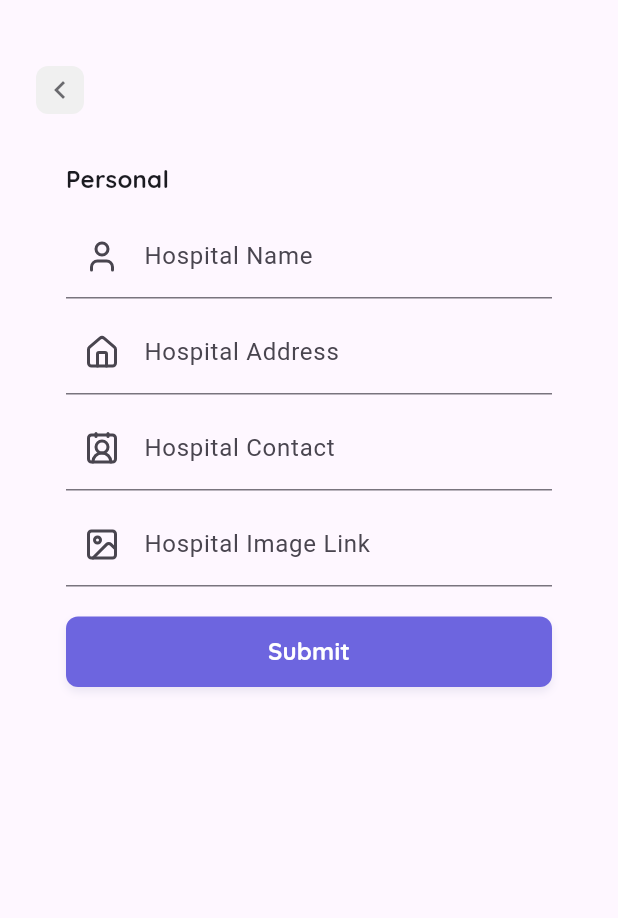
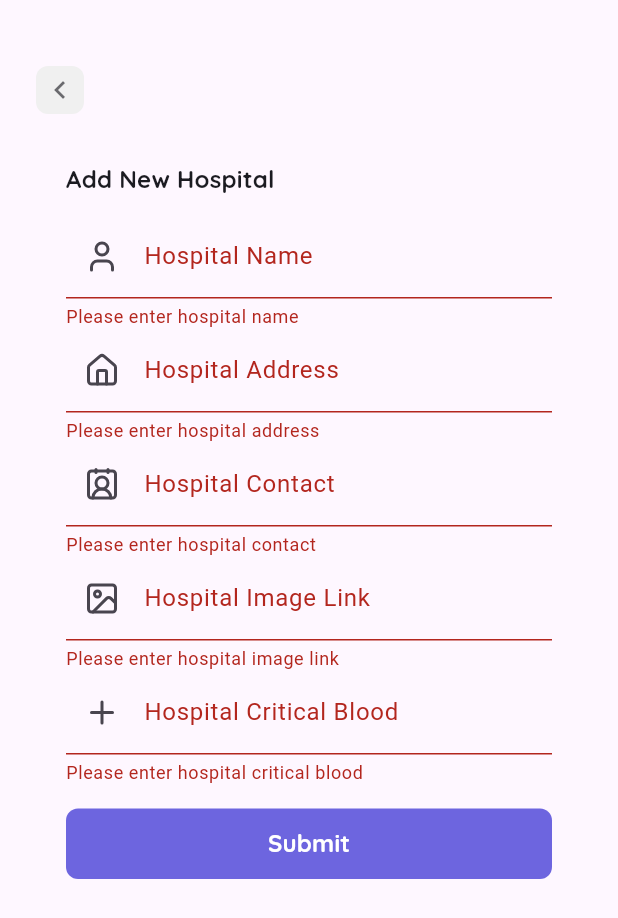
Before and after one commit to syhrulhkim/blood_donation, a Flutter app: the HospitalAdd screen opened directly, after a tap on "Submit", on a phone screen of 412 x 824 dp. Shown: the top 918 px of the screen. Run offline on Flutter 3.47's test engine with Material 3 defaults, Android fonts, the phone set to English and light mode, and no system bars; our stand-ins replace cloud_firestore, firebase_core, google_fonts, lucide_icons, shared_preferences; accounts and stored records are empty.

Commit message:
add : add new hospital function

```diff
--- /dev/null
+++ b/lib/api/hospital_api.dart
@@ -0,0 +1,49 @@
+import 'dart:convert';
+import 'package:blood_donation/models/hospital.dart';
+import 'package:cloud_firestore/cloud_firestore.dart';
+
+class HospitalAPI {
+  final _db = FirebaseFirestore.instance;
+
+  Future<String> getNextHospitalID() async {
+    try {
+      // Query the Firestore collection to get the latest document
+      QuerySnapshot<Map<String, dynamic>> snapshot =
+          await _db.collection("hospital").orderBy("hospitalID", descending: true).limit(1).get();
+
+      // Extract the ID of the latest document
+      if (snapshot.docs.isNotEmpty) {
+        String latestID = snapshot.docs.first.data()["hospitalID"];
+        int currentNumber = int.parse(latestID.substring(2)); // Extract the numeric part and convert it to an integer
+        int nextNumber = currentNumber + 1; // Increment the number
+        String nextID = "HP" + nextNumber.toString().padLeft(3, '0'); // Pad the number with zeros and concatenate with prefix
+        return nextID;
+      } else {
+        // If the collection is empty, start with HP001
+        return "HP001";
+      }
+    } catch (error) {
+      // Handle error
+      print("Error getting next hospital ID: $error");
+      throw Exception("Failed to get next hospital ID");
+    }
+  }
+
+  Future<void> submitHospital(Hospital hospital) async {
+    try {
+      String nextHospitalID = await getNextHospitalID(); // Get the next hospital ID
+      hospital = hospital.copyWith(hospitalID: nextHospitalID); // Update hospital object with the new ID
+
+      // Convert Hospital object to a Map
+      Map<String, dynamic> hospitalData = hospital.toJson();
+
+      // Add the hospital data to a document named after the hospitalID within the "hospitals" collection
+      await _db.collection("hospital").doc(nextHospitalID).set(hospitalData);
+
+      print("Hospital data submitted successfully");
+    } catch (error) {
+      print("Error submitting hospital data: $error");
+      throw Exception("Failed to submit hospital data");
+    }
+  }
+}
--- a/lib/models/hospital.dart
+++ b/lib/models/hospital.dart
@@ -9,7 +9,7 @@ class Hospital {
   final String hospitalContact;
   final String hospitalImage;
 
-  const Hospital ({
+  const Hospital({
     this.id,
     required this.hospitalID,
     required this.criticalBloodId,
@@ -19,9 +19,29 @@ class Hospital {
     required this.hospitalImage,
   });
 
-  toJson(){
+  Hospital copyWith({
+    String? id,
+    String? hospitalID,
+    String? criticalBloodId,
+    String? hospitalAddress,
+    String? hospitalName,
+    String? hospitalContact,
+    String? hospitalImage,
+  }) {
+    return Hospital(
+      id: id ?? this.id,
+      hospitalID: hospitalID ?? this.hospitalID,
+      criticalBloodId: criticalBloodId ?? this.criticalBloodId,
+      hospitalAddress: hospitalAddress ?? this.hospitalAddress,
+      hospitalName: hospitalName ?? this.hospitalName,
+      hospitalContact: hospitalContact ?? this.hospitalContact,
+      hospitalImage: hospitalImage ?? this.hospitalImage,
+    );
+  }
+
+  toJson() {
     return {
-      "hospitalID" : hospitalID,
+      "hospitalID": hospitalID,
       "critical_bloodID": criticalBloodId,
       "hospital_Address": hospitalAddress,
       "hospital_Name": hospitalName,
@@ -30,16 +50,16 @@ class Hospital {
     };
   }
 
-
-  static Future<List<Hospital>> hospitalList() async{
+  static Future<List<Hospital>> hospitalList() async {
     final _db = FirebaseFirestore.instance;
     List<Hospital> list = [];
     final snapshot = await _db.collection("hospital").get();
-    final data = snapshot.docs.map((e) => Hospital.fromSnapshot(e)).toList();
+    final data =
+        snapshot.docs.map((e) => Hospital.fromSnapshot(e)).toList();
     return list;
   }
 
-  factory Hospital.fromSnapshot(DocumentSnapshot<Map<String, dynamic>> document){
+  factory Hospital.fromSnapshot(DocumentSnapshot<Map<String, dynamic>> document) {
     final data = document.data()!;
     return Hospital(
       id: document.id,
--- a/lib/screen/mainpage/hospital/hospital_add.dart
+++ b/lib/screen/mainpage/hospital/hospital_add.dart
@@ -1,3 +1,6 @@
+import 'package:blood_donation/api/hospital_api.dart';
+import 'package:blood_donation/api/main_api.dart';
+import 'package:blood_donation/models/hospital.dart';
 import 'package:blood_donation/theme/app_theme.dart';
 import 'package:blood_donation/theme/custom_theme.dart';
 import 'package:blood_donation/widgets/my_button.dart';
@@ -17,12 +20,58 @@ class HospitalAdd extends StatefulWidget {
 class _HospitalAddState extends State<HospitalAdd> {
   late ThemeData theme;
   late CustomTheme customTheme;
+  final GlobalKey<FormState> _formKey = GlobalKey<FormState>();
+  late TextEditingController _nameController;
+  late TextEditingController _criticalController;
+  late TextEditingController _addressController;
+  late TextEditingController _contactController;
+  late TextEditingController _imageLinkController;
 
   @override
   void initState() {
     super.initState();
     theme = AppTheme.theme;
     customTheme = AppTheme.customTheme;
+    _nameController = TextEditingController();
+    _criticalController = TextEditingController();
+    _addressController = TextEditingController();
+    _contactController = TextEditingController();
+    _imageLinkController = TextEditingController();
+  }
+
+  @override
+  void dispose() {
+    _nameController.dispose();
+    _criticalController.dispose();
+    _addressController.dispose();
+    _contactController.dispose();
+    _imageLinkController.dispose();
+    super.dispose();
+  }
+
+  void _submitForm() {
+    if (_formKey.currentState!.validate()) {
+      // Form is valid, submit data to Firestore
+      Hospital newHospital = Hospital(
+        hospitalID: _nameController.text,
+        criticalBloodId: _criticalController.text, // Replace with actual value
+        hospitalAddress: _addressController.text,
+        hospitalName: _nameController.text,
+        hospitalContact: _contactController.text,
+        hospitalImage: _imageLinkController.text,
+      );
+
+      HospitalAPI().submitHospital(newHospital).then((_) {
+        _formKey.currentState!.reset();
+        ScaffoldMessenger.of(context).showSnackBar(
+          SnackBar(content: Text('Hospital added successfully')),
+        );
+      }).catchError((error) {
+        ScaffoldMessenger.of(context).showSnackBar(
+          SnackBar(content: Text('Failed to add hospital: $error')),
+        );
+      });
+    }
   }
 
   @override
@@ -54,16 +103,19 @@ class _HospitalAddState extends State<HospitalAdd> {
           Container(
             child: SingleChildScrollView(
               child: Container(
+                height: MediaQuery.of(context).size.height * 0.8,
                 padding: MySpacing.nTop(20),
-                child: Column(
-                  crossAxisAlignment: CrossAxisAlignment.start,
-                  children: <Widget>[
+                child: Form(
+                  key: _formKey,
+                  child: ListView(
+                    children: [
                       Container(
                         padding: EdgeInsets.only(
                             left: 0, right: 20, top: 0, bottom: 12),
-                      child: MyText.titleMedium("Personal", fontWeight: 600),
+                        child: MyText.titleMedium("Add New Hospital", fontWeight: 600),
                       ),
                       TextFormField(
+                        controller: _nameController,
                         decoration: InputDecoration(
                           labelText: "Hospital Name",
                           border: theme.inputDecorationTheme.border,
@@ -71,68 +123,85 @@ class _HospitalAddState extends State<HospitalAdd> {
                           focusedBorder: theme.inputDecorationTheme.focusedBorder,
                           prefixIcon: Icon(LucideIcons.user, size: 24),
                         ),
+                        validator: (value) {
+                          if (value == null || value.isEmpty) {
+                            return 'Please enter hospital name';
+                          }
+                          return null;
+                        },
                       ),
-                    Container(
-                      margin: EdgeInsets.only(top: 8),
-                      child: TextFormField(
+                      TextFormField(
+                        controller: _addressController,
                         decoration: InputDecoration(
                           labelText: "Hospital Address",
                           border: theme.inputDecorationTheme.border,
                           enabledBorder: theme.inputDecorationTheme.border,
-                          focusedBorder:
-                              theme.inputDecorationTheme.focusedBorder,
+                          focusedBorder: theme.inputDecorationTheme.focusedBorder,
                           prefixIcon: Icon(LucideIcons.home, size: 24),
                         ),
+                        validator: (value) {
+                          if (value == null || value.isEmpty) {
+                            return 'Please enter hospital address';
+                          }
+                          return null;
+                        },
                       ),
-                    ),
-                    Container(
-                      margin: EdgeInsets.only(top: 8),
-                      child: TextFormField(
+                      TextFormField(
+                        controller: _contactController,
                         decoration: InputDecoration(
                           labelText: "Hospital Contact",
                           border: theme.inputDecorationTheme.border,
                           enabledBorder: theme.inputDecorationTheme.border,
-                          focusedBorder:
-                              theme.inputDecorationTheme.focusedBorder,
+                          focusedBorder: theme.inputDecorationTheme.focusedBorder,
                           prefixIcon: Icon(LucideIcons.contact2, size: 24),
                         ),
+                        validator: (value) {
+                          if (value == null || value.isEmpty) {
+                            return 'Please enter hospital contact';
+                          }
+                          return null;
+                        },
                       ),
-                    ),
-                    Container(
-                      margin: EdgeInsets.only(top: 8),
-                      child: TextFormField(
+                      TextFormField(
+                        controller: _imageLinkController,
                         decoration: InputDecoration(
                           labelText: "Hospital Image Link",
                           border: theme.inputDecorationTheme.border,
                           enabledBorder: theme.inputDecorationTheme.border,
-                          focusedBorder:
-                              theme.inputDecorationTheme.focusedBorder,
+                          focusedBorder: theme.inputDecorationTheme.focusedBorder,
                           prefixIcon: Icon(LucideIcons.image, size: 24),
                         ),
+                        validator: (value) {
+                          if (value == null || value.isEmpty) {
+                            return 'Please enter hospital image link';
+                          }
+                          return null;
+                        },
                       ),
+                      TextFormField(
+                        controller: _criticalController,
+                        decoration: InputDecoration(
+                          labelText: "Hospital Critical Blood",
+                          border: theme.inputDecorationTheme.border,
+                          enabledBorder: theme.inputDecorationTheme.border,
+                          focusedBorder: theme.inputDecorationTheme.focusedBorder,
+                          prefixIcon: Icon(LucideIcons.plus, size: 24),
                         ),
-                    Container(
-                      margin: EdgeInsets.only(top: 20),
-                      alignment: Alignment.center,
-                      child: Container(
-                        decoration: BoxDecoration(
-                          borderRadius: BorderRadius.all(Radius.circular(8)),
-                          boxShadow: [
-                            BoxShadow(
-                              color: theme.colorScheme.primary.withAlpha(28),
-                              blurRadius: 4,
-                              offset: Offset(0, 3),
+                        validator: (value) {
+                          if (value == null || value.isEmpty) {
+                            return 'Please enter hospital critical blood';
+                          }
+                          return null;
+                        },
                       ),
-                          ],
-                        ),
-                        child: MyButton.block(
+                      SizedBox(height: 16),
+                      MyButton.block(
                         elevation: 0,
                         borderRadiusAll: 8,
                         padding: MySpacing.y(20),
                         backgroundColor: AppTheme.customTheme.medicarePrimary,
                         onPressed: () {
-                            // Navigator.of(context, rootNavigator: true).push(MaterialPageRoute(
-                            //     builder: (context) => MediCareAppointmentScreen()));
+                          _submitForm();
                         },
                         child: MyText.bodyLarge(
                           'Submit',
@@ -140,9 +209,8 @@ class _HospitalAddState extends State<HospitalAdd> {
                           fontWeight: 600,
                         ),
                       ),
+                    ],
                   ),
-                    )
-                  ],
                 ),
               ),
             ),
```
Lines whose indentation alone changed are shown as unchanged.
